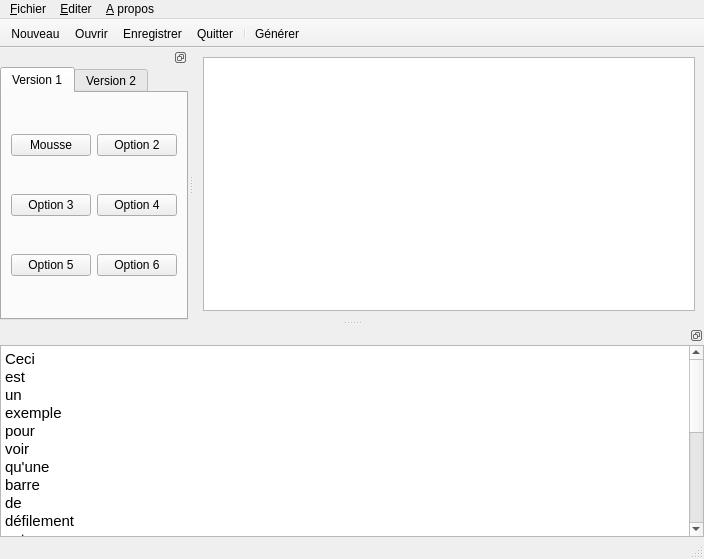
Qt form interface/mainwindow.ui (TriComp/TriComp) before a commit.
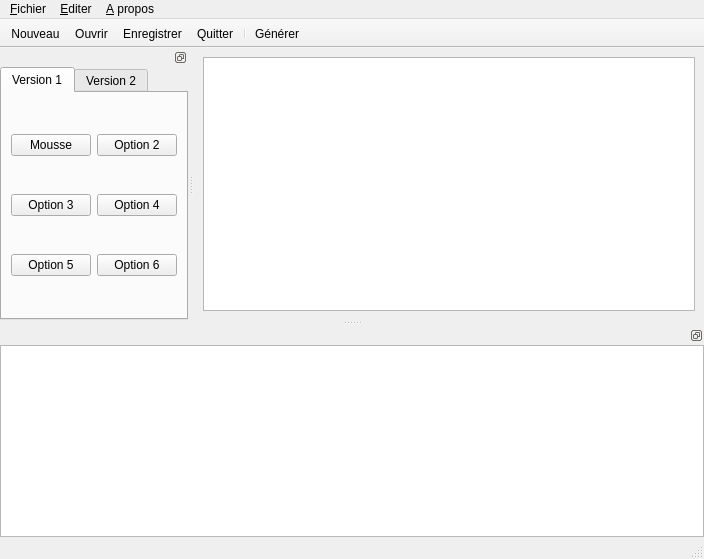
The same form after that commit. Icons and pictures are not drawn.

Diff of the .ui file:
```diff
--- a/interface/mainwindow.ui
+++ b/interface/mainwindow.ui
@@ -286,29 +286,7 @@
 &lt;html&gt;&lt;head&gt;&lt;meta name=&quot;qrichtext&quot; content=&quot;1&quot; /&gt;&lt;style type=&quot;text/css&quot;&gt;
 p, li { white-space: pre-wrap; }
 &lt;/style&gt;&lt;/head&gt;&lt;body style=&quot; font-family:'Ubuntu'; font-size:11pt; font-weight:400; font-style:normal;&quot;&gt;
-&lt;p style=&quot; margin-top:0px; margin-bottom:0px; margin-left:0px; margin-right:0px; -qt-block-indent:0; text-indent:0px;&quot;&gt;Ceci&lt;/p&gt;
-&lt;p style=&quot; margin-top:0px; margin-bottom:0px; margin-left:0px; margin-right:0px; -qt-block-indent:0; text-indent:0px;&quot;&gt;est&lt;/p&gt;
-&lt;p style=&quot; margin-top:0px; margin-bottom:0px; margin-left:0px; margin-right:0px; -qt-block-indent:0; text-indent:0px;&quot;&gt;un &lt;/p&gt;
-&lt;p style=&quot; margin-top:0px; margin-bottom:0px; margin-left:0px; margin-right:0px; -qt-block-indent:0; text-indent:0px;&quot;&gt;exemple&lt;/p&gt;
-&lt;p style=&quot; margin-top:0px; margin-bottom:0px; margin-left:0px; margin-right:0px; -qt-block-indent:0; text-indent:0px;&quot;&gt;pour&lt;/p&gt;
-&lt;p style=&quot; margin-top:0px; margin-bottom:0px; margin-left:0px; margin-right:0px; -qt-block-indent:0; text-indent:0px;&quot;&gt;voir&lt;/p&gt;
-&lt;p style=&quot; margin-top:0px; margin-bottom:0px; margin-left:0px; margin-right:0px; -qt-block-indent:0; text-indent:0px;&quot;&gt;qu'une&lt;/p&gt;
-&lt;p style=&quot; margin-top:0px; margin-bottom:0px; margin-left:0px; margin-right:0px; -qt-block-indent:0; text-indent:0px;&quot;&gt;barre&lt;/p&gt;
-&lt;p style=&quot; margin-top:0px; margin-bottom:0px; margin-left:0px; margin-right:0px; -qt-block-indent:0; text-indent:0px;&quot;&gt;de&lt;/p&gt;
-&lt;p style=&quot; margin-top:0px; margin-bottom:0px; margin-left:0px; margin-right:0px; -qt-block-indent:0; text-indent:0px;&quot;&gt;défilement&lt;/p&gt;
-&lt;p style=&quot; margin-top:0px; margin-bottom:0px; margin-left:0px; margin-right:0px; -qt-block-indent:0; text-indent:0px;&quot;&gt;est &lt;/p&gt;
-&lt;p style=&quot; margin-top:0px; margin-bottom:0px; margin-left:0px; margin-right:0px; -qt-block-indent:0; text-indent:0px;&quot;&gt;là&lt;/p&gt;
-&lt;p style=&quot; margin-top:0px; margin-bottom:0px; margin-left:0px; margin-right:0px; -qt-block-indent:0; text-indent:0px;&quot;&gt;si&lt;/p&gt;
-&lt;p style=&quot; margin-top:0px; margin-bottom:0px; margin-left:0px; margin-right:0px; -qt-block-indent:0; text-indent:0px;&quot;&gt;le&lt;/p&gt;
-&lt;p style=&quot; margin-top:0px; margin-bottom:0px; margin-left:0px; margin-right:0px; -qt-block-indent:0; text-indent:0px;&quot;&gt;texte&lt;/p&gt;
-&lt;p style=&quot; margin-top:0px; margin-bottom:0px; margin-left:0px; margin-right:0px; -qt-block-indent:0; text-indent:0px;&quot;&gt;est&lt;/p&gt;
-&lt;p style=&quot; margin-top:0px; margin-bottom:0px; margin-left:0px; margin-right:0px; -qt-block-indent:0; text-indent:0px;&quot;&gt;trop&lt;/p&gt;
-&lt;p style=&quot; margin-top:0px; margin-bottom:0px; margin-left:0px; margin-right:0px; -qt-block-indent:0; text-indent:0px;&quot;&gt;trop&lt;/p&gt;
-&lt;p style=&quot; margin-top:0px; margin-bottom:0px; margin-left:0px; margin-right:0px; -qt-block-indent:0; text-indent:0px;&quot;&gt;trop&lt;/p&gt;
-&lt;p style=&quot; margin-top:0px; margin-bottom:0px; margin-left:0px; margin-right:0px; -qt-block-indent:0; text-indent:0px;&quot;&gt;trop&lt;/p&gt;
-&lt;p style=&quot; margin-top:0px; margin-bottom:0px; margin-left:0px; margin-right:0px; -qt-block-indent:0; text-indent:0px;&quot;&gt;trop&lt;/p&gt;
-&lt;p style=&quot; margin-top:0px; margin-bottom:0px; margin-left:0px; margin-right:0px; -qt-block-indent:0; text-indent:0px;&quot;&gt;trop&lt;/p&gt;
-&lt;p style=&quot; margin-top:0px; margin-bottom:0px; margin-left:0px; margin-right:0px; -qt-block-indent:0; text-indent:0px;&quot;&gt;long&lt;/p&gt;&lt;/body&gt;&lt;/html&gt;</string>
+&lt;p style=&quot;-qt-paragraph-type:empty; margin-top:0px; margin-bottom:0px; margin-left:0px; margin-right:0px; -qt-block-indent:0; text-indent:0px;&quot;&gt;&lt;br /&gt;&lt;/p&gt;&lt;/body&gt;&lt;/html&gt;</string>
          </property>
         </widget>
        </item>
```
